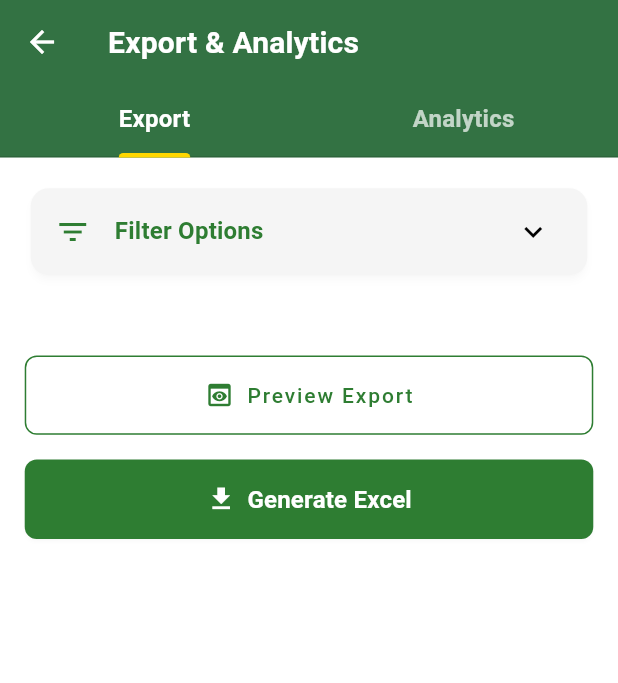
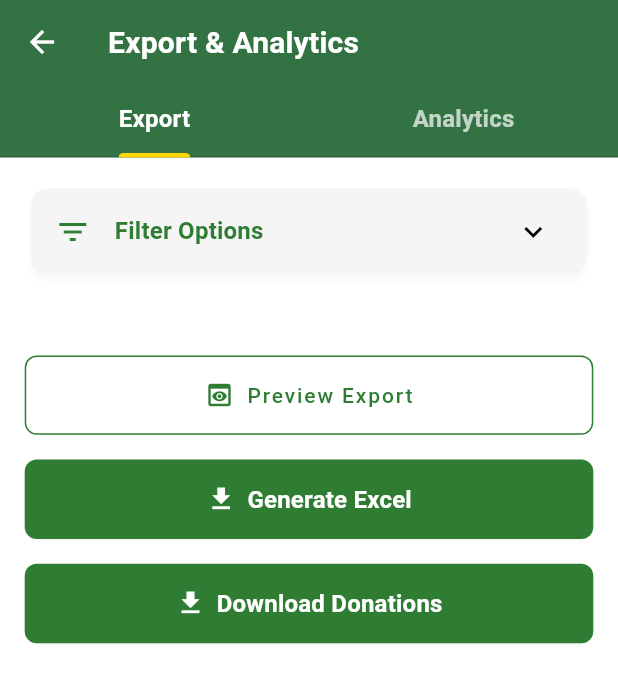
Before and after one commit to JairoSchmeler/NoorFunds, a Flutter app: the ExportAnalytics screen opened by its route, on a phone screen of 412 x 824 dp. Shown: the top 683 px of the screen. Run offline on Flutter 3.47's test engine with Material 3 defaults, Android fonts, the phone set to English and light mode, and no system bars; our stand-ins replace cached_network_image, camera, connectivity_plus, csv, fl_chart, flutter_dotenv and 3 more; missing offline and left inert: excel, google_ml_kit; network calls fail.

Commit message:
Add OCR parsing and export services

```diff
--- /dev/null
+++ b/lib/models/parsed_receipt.dart
@@ -0,0 +1,33 @@
+/// Model representing a parsed donation receipt.
+class ParsedReceipt {
+  /// Receipt or reference number if present on the document.
+  final String? receiptNumber;
+
+  /// Date of the donation.
+  final DateTime date;
+
+  /// Name of the donor as printed on the receipt.
+  final String donorName;
+
+  /// Name of the institution issuing the receipt.
+  final String institutionName;
+
+  /// Type of the donation e.g. Zakat or Sadaqah.
+  final String donationType;
+
+  /// Amount donated.
+  final double amount;
+
+  /// Optional free text describing the purpose of the donation.
+  final String? purpose;
+
+  ParsedReceipt({
+    this.receiptNumber,
+    required this.date,
+    required this.donorName,
+    required this.institutionName,
+    required this.donationType,
+    required this.amount,
+    this.purpose,
+  });
+}
--- a/lib/presentation/export_analytics/export_analytics.dart
+++ b/lib/presentation/export_analytics/export_analytics.dart
@@ -2,6 +2,8 @@ import 'package:flutter/material.dart';
 import 'package:sizer/sizer.dart';
 
 import '../../core/app_export.dart';
+import '../../services/export_service.dart';
+import '../../services/receipt_repository.dart';
 import './widgets/analytics_chart_widget.dart';
 import './widgets/export_preview_widget.dart';
 import './widgets/filter_chip_widget.dart';
@@ -26,6 +28,7 @@ class _ExportAnalyticsState extends State<ExportAnalytics>
   RangeValues _amountRange = const RangeValues(0, 10000);
   final List<String> _selectedCategories = [];
   bool _isFilterExpanded = false;
+  final ExportService _exportService = ExportService();
 
   // Mock data
   final List<Map<String, dynamic>> _mockDonationData = [
@@ -538,6 +541,36 @@ class _ExportAnalyticsState extends State<ExportAnalytics>
             ),
           ),
         ),
+        SizedBox(height: 2.h),
+        SizedBox(
+          width: double.infinity,
+          child: ElevatedButton.icon(
+            onPressed: _isExporting ? null : _downloadCsv,
+            icon: _isExporting
+                ? SizedBox(
+                    width: 20,
+                    height: 20,
+                    child: CircularProgressIndicator(
+                      strokeWidth: 2,
+                      valueColor: AlwaysStoppedAnimation<Color>(Colors.white),
+                    ),
+                  )
+                : CustomIconWidget(
+                    iconName: 'file_download',
+                    color: Colors.white,
+                    size: 20,
+                  ),
+            label: const Text('Download Donations'),
+            style: ElevatedButton.styleFrom(
+              backgroundColor: const Color(0xFF2E7D32),
+              foregroundColor: Colors.white,
+              padding: EdgeInsets.symmetric(vertical: 2.h),
+              textStyle: AppTheme.lightTheme.textTheme.titleMedium?.copyWith(
+                fontWeight: FontWeight.w600,
+              ),
+            ),
+          ),
+        ),
       ],
     );
   }
@@ -683,4 +716,23 @@ class _ExportAnalyticsState extends State<ExportAnalytics>
       );
     }
   }
+
+  void _downloadCsv() async {
+    setState(() => _isExporting = true);
+    try {
+      final file = await _exportService
+          .exportReceiptsToCsv(ReceiptRepository.instance.receipts);
+      if (!mounted) return;
+      ScaffoldMessenger.of(context).showSnackBar(
+        SnackBar(
+          content: Text('CSV saved to ${file.path}'),
+          backgroundColor: const Color(0xFF2E7D32),
+        ),
+      );
+    } finally {
+      if (mounted) {
+        setState(() => _isExporting = false);
+      }
+    }
+  }
 }
--- /dev/null
+++ b/lib/services/receipt_repository.dart
@@ -0,0 +1,18 @@
+import '../models/parsed_receipt.dart';
+
+/// Simple in-memory repository for parsed receipts.
+class ReceiptRepository {
+  ReceiptRepository._();
+
+  static final ReceiptRepository instance = ReceiptRepository._();
+
+  final List<ParsedReceipt> _receipts = [];
+
+  List<ParsedReceipt> get receipts => List.unmodifiable(_receipts);
+
+  void add(ParsedReceipt receipt) {
+    _receipts.add(receipt);
+  }
+
+  void clear() => _receipts.clear();
+}
--- a/pubspec.yaml
+++ b/pubspec.yaml
@@ -18,6 +18,10 @@ dependencies:
   flutter_dotenv: ^5.2.1
   camera: ^0.10.5+5
   image_picker: ^1.0.4
+  google_ml_kit: ^0.16.3
+  path_provider: ^2.1.2
+  csv: ^5.0.1
+  excel: ^2.0.0
   web: any
 dev_dependencies:
   flutter_test:
```
Also changed, not shown: lib/presentation/ocr_camera_scan/ocr_camera_scan.dart (+20 -14 lines), lib/services/export_service.dart (added, +76 -0 lines), lib/services/ocr_service.dart (added, +20 -0 lines), lib/services/receipt_parser.dart (added, +103 -0 lines).
